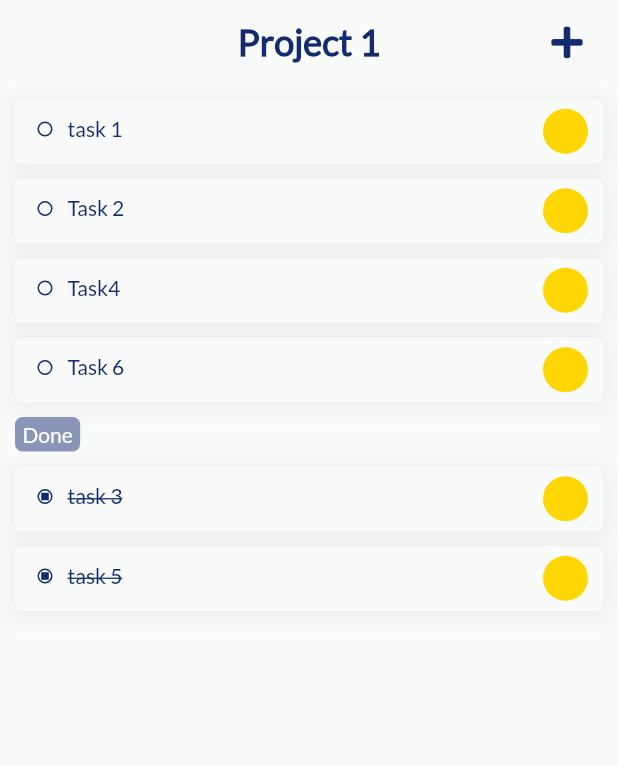
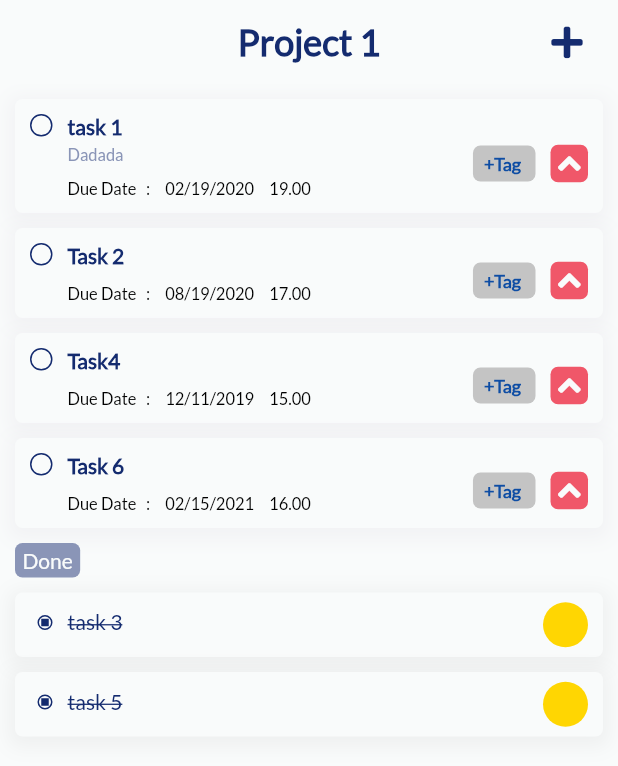
Before and after one commit to DanielAgustian/zukses_flutter, a Flutter app: the TaskScreen screen opened directly, after a tap on "Project 1", on a phone screen of 412 x 824 dp. Shown: the top 766 px of the screen. Run offline on Flutter 3.47's test engine with Material 2 defaults, Android fonts, the phone set to English and light mode, and no system bars; our stand-ins replace device_preview, flutter_calendar_carousel, font_awesome_flutter, google_fonts, image_picker, shared_preferences and 2 more; missing offline and left inert: week_of_year; accounts and stored records are empty.

Commit message:
bagian task done

```diff
--- a/lib/component/home/box-home.dart
+++ b/lib/component/home/box-home.dart
@@ -4,11 +4,7 @@ import 'package:zukses_app_1/constant/constant.dart';
 
 class BoxHome extends StatelessWidget {
   const BoxHome(
-      {Key key,
-      this.title,
-      this.total,
-      this.numberColor,
-      this.fontSize = 36})
+      {Key key, this.title, this.total, this.numberColor, this.fontSize = 36})
       : super(key: key);
 
   final String title;
@@ -19,6 +15,7 @@ class BoxHome extends StatelessWidget {
   @override
   Widget build(BuildContext context) {
     return Container(
+      width: MediaQuery.of(context).size.width * 0.4,
       padding: EdgeInsets.symmetric(horizontal: 20, vertical: 10),
       decoration: BoxDecoration(
           color: Colors.white,
@@ -42,7 +39,7 @@ class BoxHome extends StatelessWidget {
           ),
           SizedBox(height: 5),
           Text(
-            "High Priority Task",
+            title,
             style: TextStyle(
                 color: colorPrimary,
                 fontSize: fontSize - 22,
--- /dev/null
+++ b/lib/component/task/layout-project-list.dart
@@ -0,0 +1,59 @@
+import 'package:flutter/material.dart';
+import 'package:zukses_app_1/constant/constant.dart';
+import 'package:zukses_app_1/component/task/list-project.dart';
+import 'package:zukses_app_1/screen/task/screen-task-detail.dart';
+import 'package:font_awesome_flutter/font_awesome_flutter.dart';
+
+class LayoutProjectList extends StatelessWidget {
+  LayoutProjectList(
+      {Key key,
+      this.count,
+      this.projectName,
+      this.projectDetail,
+      this.projectTask,
+      this.time})
+      : super(key: key);
+
+  final int count;
+  final List<String> projectName, projectDetail;
+  final List<int> projectTask;
+  final String time;
+  //DateFormat dateFormat = DateFormat.yMMMMd();
+  Widget build(BuildContext context) {
+    return Column(
+      children: [
+        Padding(
+          padding: EdgeInsets.all(10),
+          child: Text(
+            "You've got " + count.toString() + " tasks " + time,
+            style: TextStyle(
+                fontWeight: FontWeight.bold, fontSize: 24, color: colorPrimary),
+          ),
+        ),
+        ListView.builder(
+          itemCount: projectName.length,
+          scrollDirection: Axis.vertical,
+          shrinkWrap: true,
+          itemBuilder: (context, index) {
+            return GestureDetector(
+                onTap: () {
+                  print(projectName[index]);
+                  Navigator.push(
+                    context,
+                    MaterialPageRoute(
+                        builder: (context) => TaskDetailScreen(
+                              projectName: projectName[index],
+                            )),
+                  );
+                },
+                child: ListProject(
+                  title: projectName[index],
+                  detail: projectDetail[index],
+                  jumlahTask: projectTask[index],
+                ));
+          },
+        ),
+      ],
+    );
+  }
+}
--- /dev/null
+++ b/lib/component/task/list-task-detail2.dart
@@ -0,0 +1,132 @@
+import 'package:flutter/material.dart';
+import 'package:font_awesome_flutter/font_awesome_flutter.dart';
+import 'package:intl/intl.dart';
+import 'package:zukses_app_1/constant/constant.dart';
+
+// ignore: must_be_immutable
+class ListTaskDetail2 extends StatelessWidget {
+  ListTaskDetail2({
+    Key key,
+    this.title,
+    this.detail,
+    this.date,
+    this.hour,
+    this.index,
+  }) : super(key: key);
+
+  final String title, detail, date, hour;
+  final int index;
+
+  DateFormat dateFormat = DateFormat.yMMMMd();
+  Widget build(BuildContext context) {
+    return Padding(
+        padding: EdgeInsets.fromLTRB(10, 10, 10, 0),
+        child: Container(
+            padding: EdgeInsets.fromLTRB(10, 10, 10, 0),
+            decoration: BoxDecoration(
+                color: colorBackground,
+                borderRadius: BorderRadius.all(Radius.circular(5)),
+                boxShadow: [
+                  BoxShadow(
+                    color: colorNeutral1.withOpacity(0.3),
+                    spreadRadius: 4,
+                    blurRadius: 10,
+                    offset: Offset(0, 3),
+                  )
+                ]),
+            child: Row(
+              mainAxisAlignment: MainAxisAlignment.spaceBetween,
+              children: [
+                Row(
+                  crossAxisAlignment: CrossAxisAlignment.start,
+                  children: [
+                    Padding(
+                      padding: EdgeInsets.fromLTRB(0, 0, 10, 0),
+                      child: Container(
+                        width: 15,
+                        height: 15,
+                        decoration: BoxDecoration(
+                            color: colorBackground,
+                            shape: BoxShape.circle,
+                            border: Border.all(width: 1, color: colorPrimary)),
+                      ),
+                    ),
+                    Column(
+                      mainAxisAlignment: MainAxisAlignment.start,
+                      crossAxisAlignment: CrossAxisAlignment.start,
+                      children: [
+                        Text(
+                          title,
+                          style: TextStyle(
+                              fontSize: 14,
+                              fontWeight: FontWeight.bold,
+                              color: colorPrimary),
+                        ),
+                        index < 1
+                            ? Padding(
+                                padding: EdgeInsets.only(top: 3),
+                                child: Text(detail,
+                                    style: TextStyle(
+                                        fontSize: 11, color: colorPrimary50)),
+                              )
+                            : Container(),
+                        SizedBox(
+                          height: 10,
+                        ),
+                        Row(
+                          mainAxisAlignment: MainAxisAlignment.start,
+                          crossAxisAlignment: CrossAxisAlignment.start,
+                          children: [
+                            Text("Due Date   :",
+                                style: TextStyle(
+                                    fontSize: 11, color: Colors.black)),
+                            SizedBox(
+                              width: 10,
+                            ),
+                            Text(date,
+                                style: TextStyle(
+                                    fontSize: 11, color: Colors.black)),
+                            SizedBox(width: 10),
+                            Text(hour,
+                                style: TextStyle(
+                                    fontSize: 11, color: Colors.black))
+                          ],
+                        ),
+                        SizedBox(
+                          height: 10,
+                        )
+                      ],
+                    )
+                  ],
+                ),
+                Row(mainAxisAlignment: MainAxisAlignment.start, children: [
+                  Container(
+                    padding: EdgeInsets.all(5),
+                    decoration: BoxDecoration(
+                      color: colorNeutral2,
+                      borderRadius: BorderRadius.all(Radius.circular(5)),
+                    ),
+                    child: Text(" +Tag  ",
+                        style: TextStyle(
+                            color: Color.fromRGBO(14, 77, 164, 1),
+                            fontSize: 12,
+                            fontWeight: FontWeight.bold)),
+                  ),
+                  SizedBox(width: 10),
+                  Container(
+                      height: 25,
+                      width: 25,
+                      decoration: BoxDecoration(
+                          color: colorSecondaryRed,
+                          borderRadius: BorderRadius.circular(5)),
+                      child: Center(
+                        child: FaIcon(
+                          FontAwesomeIcons.angleUp,
+                          color: colorBackground,
+                        ),
+                      ))
+                ])
+              ],
+            )));
+  }
+}
--- a/lib/screen/task/screen-task-detail.dart
+++ b/lib/screen/task/screen-task-detail.dart
@@ -1,6 +1,7 @@
 import 'package:flutter/material.dart';
 import 'package:zukses_app_1/constant/constant.dart';
 import 'package:zukses_app_1/component/task/list-task.dart';
+import 'package:zukses_app_1/component/task/list-task-detail2.dart';
 import 'package:font_awesome_flutter/font_awesome_flutter.dart';
 import 'package:zukses_app_1/screen/task/screen-add-task.dart';
 
@@ -16,6 +17,9 @@ class TaskDetailScreen extends StatefulWidget {
 class _TaskDetailScreen extends State<TaskDetailScreen> {
   var taskName = ["task 1", "Task 2", "Task4", "Task 6"];
   var taskDone = ["task 3", "task 5"];
+  var taskDetail = ["Dadada", "nananan", "mamammaa", "lalalla"];
+  var taskDate = ["02/19/2020", "08/19/2020", "12/11/2019", "02/15/2021"];
+  var taskHour = ["19.00", "17.00", "15.00", "16.00"];
   int count = 4;
   @override
   Widget build(BuildContext context) {
@@ -57,7 +61,13 @@ class _TaskDetailScreen extends State<TaskDetailScreen> {
               scrollDirection: Axis.vertical,
               shrinkWrap: true,
               itemBuilder: (context, index) {
-                return ListTaskDetail(title: taskName[index], status: "");
+                return ListTaskDetail2(
+                  title: taskName[index],
+                  detail: taskDetail[index],
+                  date: taskDate[index],
+                  hour: taskHour[index],
+                  index: index,
+                );
               },
             ),
             Align(
--- a/lib/tab/screen_home.dart
+++ b/lib/tab/screen_home.dart
@@ -258,11 +258,6 @@ class _HomeScreenState extends State<HomeScreen> {
           )
         ],
       )),
-      floatingActionButton: FloatingActionButton(onPressed: () {
-        showDialog(
-            context: context,
-            builder: (BuildContext context) => _buildPopupOvertime(context));
-      }),
     );
   }
 
--- a/lib/tab/screen_task.dart
+++ b/lib/tab/screen_task.dart
@@ -1,6 +1,7 @@
 import 'package:flutter/material.dart';
 import 'package:zukses_app_1/constant/constant.dart';
 import 'package:zukses_app_1/component/task/list-project.dart';
+import 'package:zukses_app_1/component/task/layout-project-list.dart';
 import 'package:zukses_app_1/screen/task/screen-task-detail.dart';
 import 'package:font_awesome_flutter/font_awesome_flutter.dart';
 
@@ -99,7 +100,7 @@ class _TaskScreen extends State<TaskScreen>
             ),
             SizedBox(
               width: MediaQuery.of(context).size.width,
-              height: 100,
+              height: MediaQuery.of(context).size.height,
               child: DefaultTabController(
                 length: 3,
                 child: Scaffold(
@@ -131,13 +132,31 @@ class _TaskScreen extends State<TaskScreen>
                     body: TabBarView(
                         controller: tabController,
                         children: <Widget>[
-                          Container(color: Colors.red),
-                          Container(color: Colors.green),
-                          Container(color: Colors.blue)
+                          LayoutProjectList(
+                            count: count,
+                            projectName: projectName,
+                            projectDetail: projectDetail,
+                            projectTask: projectTask,
+                            time: "today",
+                          ),
+                          LayoutProjectList(
+                            count: count,
+                            projectName: projectName,
+                            projectDetail: projectDetail,
+                            projectTask: projectTask,
+                            time: "upcoming",
+                          ),
+                          LayoutProjectList(
+                            count: count,
+                            projectName: projectName,
+                            projectDetail: projectDetail,
+                            projectTask: projectTask,
+                            time: "overdue",
+                          )
                         ])),
               ),
             ),
-            Padding(
+            /*Padding(
               padding: EdgeInsets.all(10),
               child: Text(
                 "You've got " + count.toString() + " tasks today",
@@ -169,7 +188,7 @@ class _TaskScreen extends State<TaskScreen>
                       jumlahTask: projectTask[index].toInt(),
                     ));
               },
-            ),
+            ),*/
           ],
         )));
   }
```
Also changed, not shown: lib/component/task/custom-bar.dart (deleted).
